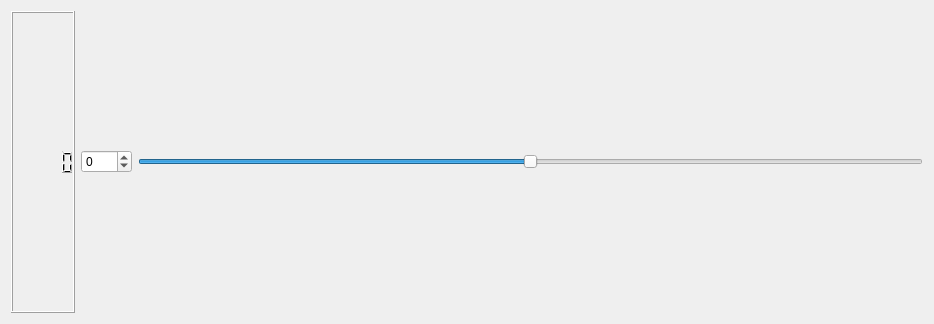
Old version of the form SpinBox_EX/widget.ui in the repository HuaMa001/Window-Design-NFU.
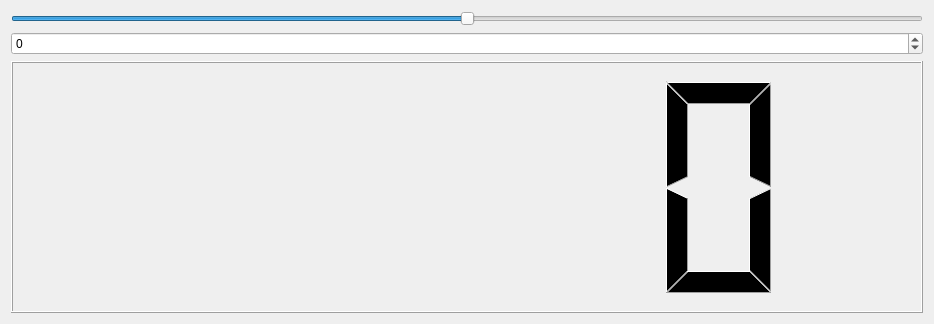
New version of the form.

Commit message: Project Complete

What changed in the file:
```diff
--- a/SpinBox_EX/widget.ui
+++ b/SpinBox_EX/widget.ui
@@ -13,20 +13,7 @@
   <property name="windowTitle">
    <string>Widget</string>
   </property>
-  <layout class="QHBoxLayout" name="horizontalLayout">
-   <item>
-    <widget class="QLCDNumber" name="lcdNumber"/>
-   </item>
-   <item>
-    <widget class="QSpinBox" name="spinBox">
-     <property name="minimum">
-      <number>-100</number>
-     </property>
-     <property name="maximum">
-      <number>100</number>
-     </property>
-    </widget>
-   </item>
+  <layout class="QVBoxLayout" name="verticalLayout">
    <item>
     <widget class="QSlider" name="horizontalSlider">
      <property name="minimum">
@@ -40,6 +27,19 @@
      </property>
     </widget>
    </item>
+   <item>
+    <widget class="QSpinBox" name="spinBox">
+     <property name="minimum">
+      <number>-100</number>
+     </property>
+     <property name="maximum">
+      <number>100</number>
+     </property>
+    </widget>
+   </item>
+   <item>
+    <widget class="QLCDNumber" name="lcdNumber"/>
+   </item>
   </layout>
  </widget>
  <resources/>
```
